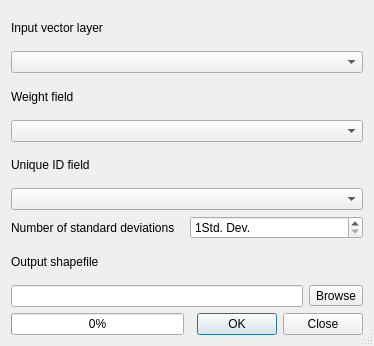
This is python/plugins/fTools/tools/frmMeanCoords.ui in qgis/QGIS as Qt 5 draws it before an edit. The edited form follows.
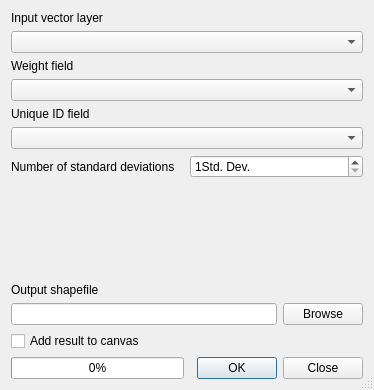
This is the edited form.

Commit message: [fTools] homogenize UI (contributed by Salvatore Larosa)

Patch:
```diff
--- a/python/plugins/fTools/tools/frmMeanCoords.ui
+++ b/python/plugins/fTools/tools/frmMeanCoords.ui
@@ -4,12 +4,12 @@
   <property name="windowModality" >
    <enum>Qt::NonModal</enum>
   </property>
-  <property name="geometry" >
+  <property name="geometry">
    <rect>
     <x>0</x>
     <y>0</y>
     <width>374</width>
-    <height>346</height>
+    <height>390</height>
    </rect>
   </property>
   <property name="windowTitle" >
@@ -18,9 +18,9 @@
   <property name="sizeGripEnabled" >
    <bool>true</bool>
   </property>
-  <layout class="QGridLayout" name="gridLayout" >
-   <item row="0" column="0" colspan="2" >
-    <layout class="QVBoxLayout" >
+  <layout class="QGridLayout" name="gridLayout">
+   <item row="0" column="0">
+    <layout class="QVBoxLayout">
      <item>
       <widget class="QLabel" name="label_3" >
        <property name="text" >
@@ -33,8 +33,8 @@
      </item>
     </layout>
    </item>
-   <item row="1" column="0" colspan="2" >
-    <layout class="QVBoxLayout" >
+   <item row="1" column="0">
+    <layout class="QVBoxLayout">
      <item>
       <widget class="QLabel" name="label_weight" >
        <property name="text" >
@@ -47,8 +47,8 @@
      </item>
     </layout>
    </item>
-   <item row="2" column="0" colspan="2" >
-    <layout class="QVBoxLayout" >
+   <item row="2" column="0">
+    <layout class="QVBoxLayout">
      <item>
       <widget class="QLabel" name="label_unique" >
        <property name="text" >
@@ -61,8 +61,8 @@
      </item>
     </layout>
    </item>
-   <item row="3" column="0" colspan="2" >
-    <layout class="QHBoxLayout" >
+   <item row="3" column="0">
+    <layout class="QHBoxLayout">
      <item>
       <widget class="QLabel" name="label_size" >
        <property name="text" >
@@ -85,8 +85,21 @@
      </item>
     </layout>
    </item>
-   <item row="4" column="0" colspan="2" >
-    <layout class="QVBoxLayout" >
+   <item row="4" column="0">
+    <spacer name="verticalSpacer">
+     <property name="orientation">
+      <enum>Qt::Vertical</enum>
+     </property>
+     <property name="sizeHint" stdset="0">
+      <size>
+       <width>20</width>
+       <height>40</height>
+      </size>
+     </property>
+    </spacer>
+   </item>
+   <item row="5" column="0">
+    <layout class="QVBoxLayout">
      <item>
       <widget class="QLabel" name="label_2" >
        <property name="text" >
@@ -104,8 +117,8 @@
         </widget>
        </item>
        <item>
-        <widget class="QToolButton" name="toolOut" >
-         <property name="text" >
+        <widget class="QPushButton" name="toolOut">
+         <property name="text">
           <string>Browse</string>
          </property>
         </widget>
@@ -114,28 +127,39 @@
      </item>
     </layout>
    </item>
-   <item row="5" column="0" >
-    <widget class="QProgressBar" name="progressBar" >
-     <property name="value" >
-      <number>0</number>
-     </property>
-     <property name="alignment" >
-      <set>Qt::AlignCenter</set>
-     </property>
-     <property name="textVisible" >
-      <bool>true</bool>
+   <item row="6" column="0">
+    <widget class="QCheckBox" name="addToCanvasCheck">
+     <property name="text">
+      <string>Add result to canvas</string>
      </property>
     </widget>
    </item>
-   <item row="5" column="1" >
-    <widget class="QDialogButtonBox" name="buttonBox_2" >
-     <property name="orientation" >
-      <enum>Qt::Horizontal</enum>
-     </property>
-     <property name="standardButtons" >
-      <set>QDialogButtonBox::Close|QDialogButtonBox::Ok</set>
-     </property>
-    </widget>
+   <item row="7" column="0">
+    <layout class="QHBoxLayout" name="horizontalLayout">
+     <item>
+      <widget class="QProgressBar" name="progressBar">
+       <property name="value">
+        <number>0</number>
+       </property>
+       <property name="alignment">
+        <set>Qt::AlignCenter</set>
+       </property>
+       <property name="textVisible">
+        <bool>true</bool>
+       </property>
+      </widget>
+     </item>
+     <item>
+      <widget class="QDialogButtonBox" name="buttonBox_2">
+       <property name="orientation">
+        <enum>Qt::Horizontal</enum>
+       </property>
+       <property name="standardButtons">
+        <set>QDialogButtonBox::Close|QDialogButtonBox::Ok</set>
+       </property>
+      </widget>
+     </item>
+    </layout>
    </item>
   </layout>
  </widget>
```
Left out of the diff: 59 changed lines with no effect on the pictures. The commit also changes 26 other files.
